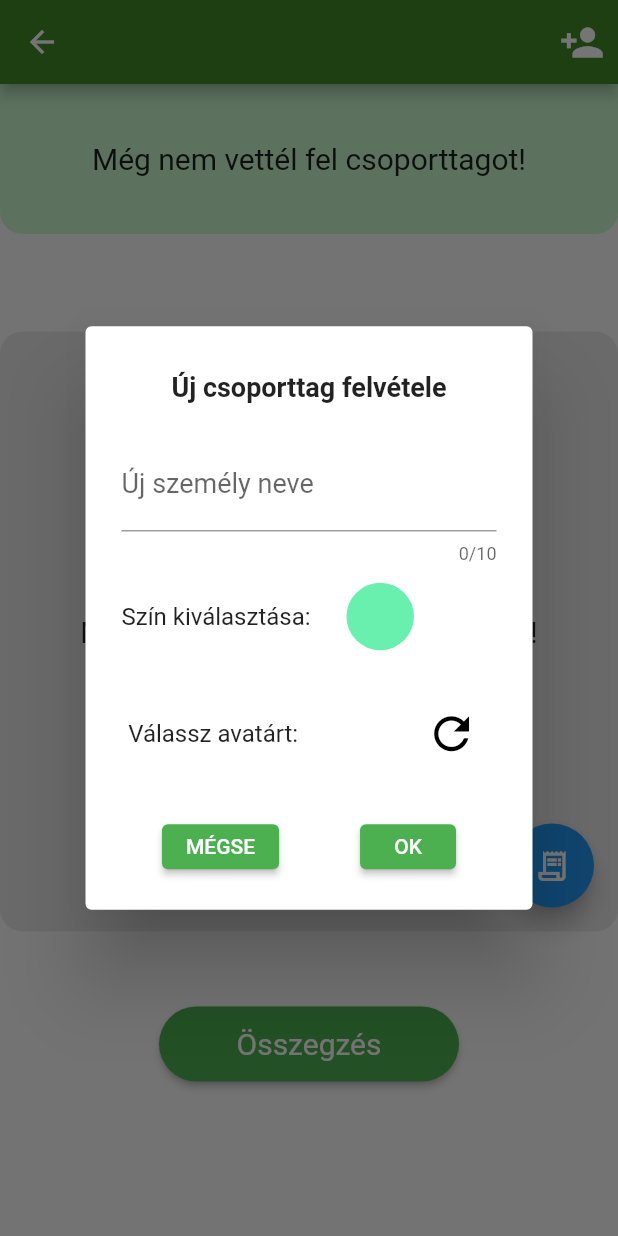
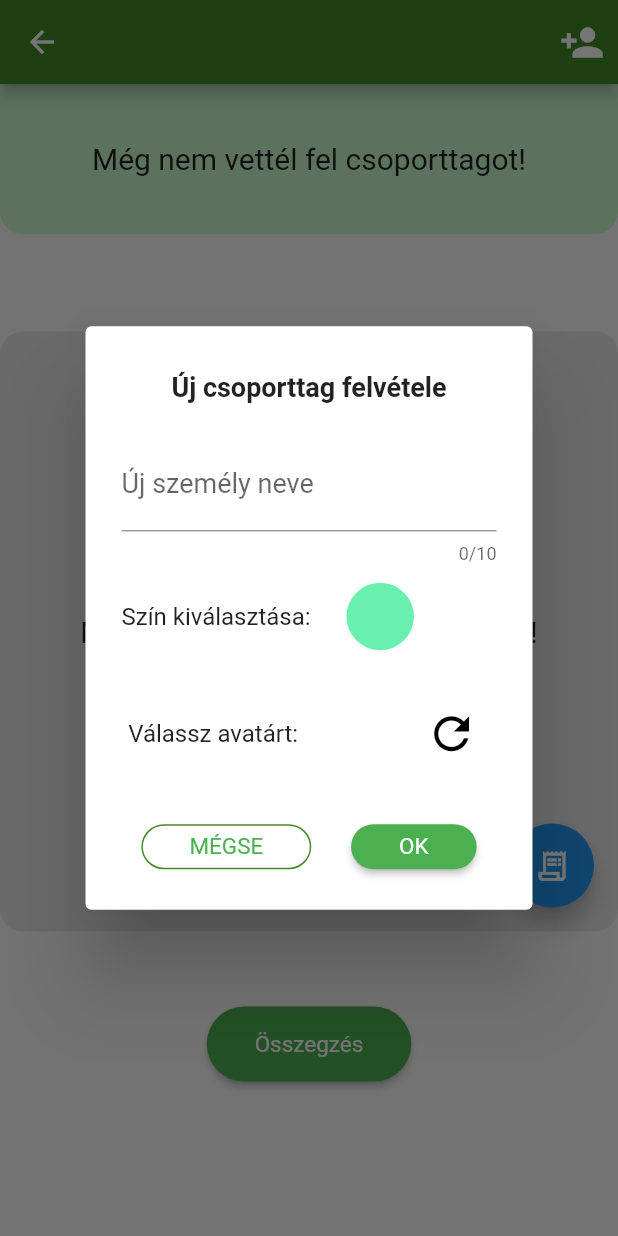
Before and after one commit to czbalint/Tartozasch_flutter, a Flutter app: the GroupDetails screen opened directly with empty values, after a tap on the "person add" icon, on a phone screen of 412 x 824 dp. Run offline on Flutter 3.47's test engine with Material 2 defaults, Android fonts, the phone set to English and light mode, and no system bars; our stand-ins replace bloc, carousel_slider, equatable, floor, flutter_bloc, flutter_colorpicker and 5 more; missing offline and left inert: multiavatar, shared_preferences_web; accounts and stored records are empty; generated files the repository leaves out were written again.

Commit message:
Custom button styling

```diff
--- /dev/null
+++ b/lib/Styles/button_styles.dart
@@ -0,0 +1,38 @@
+import 'package:flutter/material.dart';
+
+class ButtonCustomStyles {
+
+  final ButtonStyle elevatedButtonStyle = ElevatedButton.styleFrom(
+      minimumSize: const Size(50, 50),
+      maximumSize: const Size(300, 60),
+      padding: const EdgeInsets.symmetric(horizontal: 32),
+      shape: RoundedRectangleBorder(borderRadius: BorderRadius.circular(25)),
+      textStyle: const TextStyle(
+          fontSize: 15
+      )
+  );
+
+  ButtonStyle outlinedButtonStyle(Color color) => OutlinedButton.styleFrom(
+      minimumSize: const Size(50, 50),
+      maximumSize: const Size(300, 60),
+      padding: const EdgeInsets.symmetric(horizontal: 32),
+      shape: RoundedRectangleBorder(borderRadius: BorderRadius.circular(25)),
+      textStyle: const TextStyle(
+          fontSize: 15
+      )
+  ).copyWith(
+    side: MaterialStateProperty.resolveWith<BorderSide>((Set<MaterialState> states) {
+      if (states.contains(MaterialState.pressed)) {
+        return BorderSide(
+          color: color,
+          width: 1
+        );
+      }
+      return BorderSide(
+          color: color,
+          width: 1
+      );
+    })
+  );
+
+}
--- a/lib/UI/DetailsView/Member/add_member_dialog.dart
+++ b/lib/UI/DetailsView/Member/add_member_dialog.dart
@@ -89,7 +89,7 @@ class _AddMemberDialogState extends State<AddMemberDialog> {
                     children: [
                       SizedBox(
                         height: 30,
-                        child: ElevatedButton(
+                        child: OutlinedButton(
                           onPressed: () {
                             Navigator.pop(context);
                           },
--- a/lib/UI/DetailsView/Receipe/add_new_receipt_page.dart
+++ b/lib/UI/DetailsView/Receipe/add_new_receipt_page.dart
@@ -117,11 +117,9 @@ class _AddNewReceiptState extends State<AddNewReceipt> {
                   }
               ),
               Padding(
-                padding: const EdgeInsets.only(top: 20, bottom: 20),
-                child: SizedBox(
-                  height: 30,
-                  width: MediaQuery.of(context).size.width * 0.8,
+                padding: EdgeInsets.symmetric(vertical: 30),
                 child: ElevatedButton(
+
                    onPressed: () {
                     final newReceiptCubit = context.read<NewReceiptCubit>();
                     var receiptCount = int.parse(valueController.value.text);
@@ -137,7 +135,6 @@ class _AddNewReceiptState extends State<AddNewReceipt> {
                   },
                   child: const Text("HOZZÁAD"),
                 ),
-                ),
               )
             ],
           ),
--- a/lib/UI/DetailsView/group_details.dart
+++ b/lib/UI/DetailsView/group_details.dart
@@ -63,14 +63,7 @@ class _GroupDetailsState extends State<GroupDetails> {
             child: ReceiptListWidget(members: widget.group.members, archive: widget.group.archive,)
           ),
           ElevatedButton(
-            style: ElevatedButton.styleFrom(
-              minimumSize: const Size(200, 50),
-              maximumSize: const Size(300, 60),
-              shape: RoundedRectangleBorder(borderRadius: BorderRadius.circular(25)),
-              textStyle: const TextStyle(
-                fontSize: 20
-              )
-            ),
+
             onPressed: () {
               // showDialog(context: context, builder: (BuildContext contex) {
               //   return SummarizeWidget(group: widget.group);
--- a/lib/UI/GroupView/add_group_dialog.dart
+++ b/lib/UI/GroupView/add_group_dialog.dart
@@ -72,7 +72,7 @@ class _AddGroupStateDialog extends State<AddGroupDialog> {
                     children: [
                       SizedBox(
                         height: 30,
-                        child: ElevatedButton(
+                        child: OutlinedButton(
                           onPressed: () {
                             Navigator.pop(context);
                           },
--- a/lib/main.dart
+++ b/lib/main.dart
@@ -10,6 +10,7 @@ import 'package:flutterhf/Cubit/group_cubit.dart';
 import 'package:flutter_bloc/flutter_bloc.dart';
 import 'package:flutterhf/Database/Groups/data_source.dart';
 import 'package:flutterhf/Database/Groups/floor_group_repository.dart';
+import 'package:flutterhf/Styles/button_styles.dart';
 import 'package:flutterhf/UI/DetailsView/Member/member.dart';
 import 'package:flutterhf/UI/DetailsView/Receipe/add_new_receipt_page.dart';
 import 'package:flutterhf/UI/DetailsView/Summary/summary_page.dart';
@@ -59,6 +60,9 @@ class MyApp extends StatelessWidget {
         theme: ThemeData(
           primaryColor: const Color.fromARGB(255, 66, 138, 40),
           primarySwatch: Colors.green,
+        ).copyWith(
+          elevatedButtonTheme: ElevatedButtonThemeData(style: ButtonCustomStyles().elevatedButtonStyle),
+          outlinedButtonTheme: OutlinedButtonThemeData(style: ButtonCustomStyles().outlinedButtonStyle(const Color.fromARGB(255, 66, 138, 40)))
         ),
         home: const GroupList(),
         onGenerateRoute: (route) {
```
Also changed, not shown: 1 other file. Lines whose indentation alone changed are shown as unchanged.
